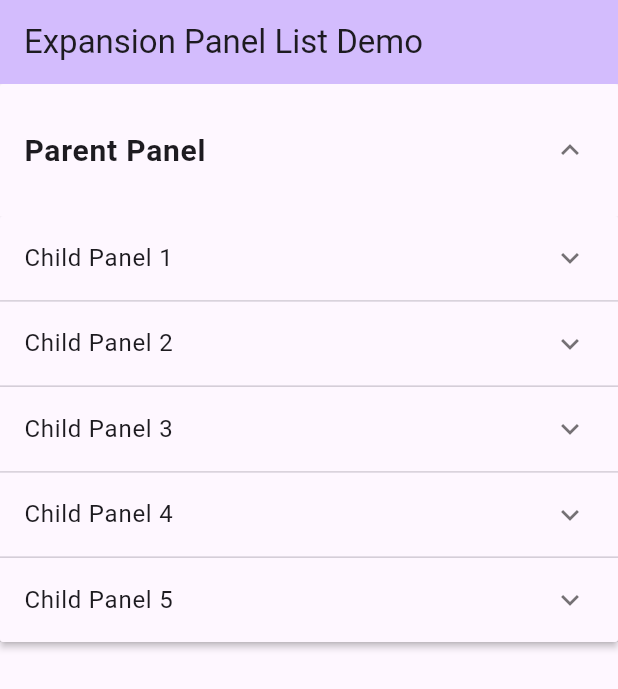
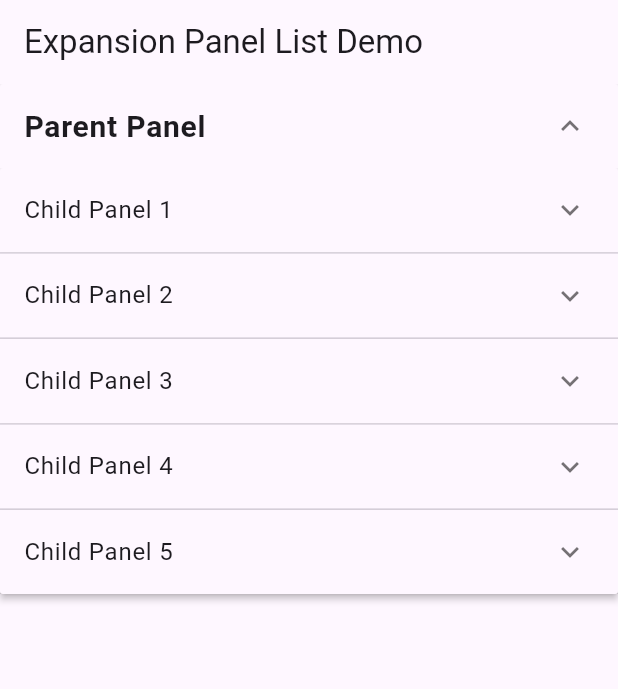
Before and after one commit to XinZhou259/Expansion-panel-list, a Flutter app: the screen it shows after launch, after a tap on the "expand more" icon, on a phone screen of 412 x 824 dp. Shown: the top 689 px of the screen. Run offline on Flutter 3.47's test engine with Material 3 defaults, Android fonts, the phone set to English and light mode, and no system bars.

```diff
--- a/lib/Screens/home_page.dart
+++ b/lib/Screens/home_page.dart
@@ -1,5 +1,6 @@
 import 'package:expansion_panel_list/data/panel_item.dart';
 import 'package:flutter/material.dart';
+import 'package:flutter/widgets.dart';
 
 class HomePage extends StatefulWidget {
   const HomePage({super.key});
@@ -10,13 +11,13 @@ class HomePage extends StatefulWidget {
 
 class _HomePageState extends State<HomePage> {
   bool _isOuterExpanded = false;
+  int _currentlyExpandedPanelIndex = -1;
   final List<Item> _data = generateItems(5);
   @override
   Widget build(BuildContext context) {
     return Scaffold(
         appBar: AppBar(
           title: const Text('Expansion Panel List Demo'),
-          backgroundColor: Theme.of(context).colorScheme.inversePrimary,
         ),
         body: SingleChildScrollView(
           child: Container(
@@ -27,9 +28,13 @@ class _HomePageState extends State<HomePage> {
 
   Widget _buildOuterPanel() {
     return ExpansionPanelList(
+      expandedHeaderPadding: EdgeInsets.zero,
       expansionCallback: (int index, bool isExpanded) {
         setState(() {
           _isOuterExpanded = isExpanded;
+          if (!isExpanded) {
+            _currentlyExpandedPanelIndex = -1;
+          }
         });
       },
       children: [
@@ -54,12 +59,16 @@ class _HomePageState extends State<HomePage> {
 
   Widget _buildInnerPanel() {
     return ExpansionPanelList(
+      expandedHeaderPadding: EdgeInsets.zero,
+      materialGapSize:0,
       expansionCallback: (int index, bool isExpanded) {
         setState(() {
-          _data[index].isExpanded = isExpanded;
+          //_data[index].isExpanded = isExpanded;
+          _currentlyExpandedPanelIndex = isExpanded ? index : -1;
         });
       },
       children: _data.map<ExpansionPanel>((Item item) {
+        int itemIndex = _data.indexOf(item);
         return ExpansionPanel(
           headerBuilder: (BuildContext context, bool isExpanded) {
             return ListTile(
@@ -76,7 +85,7 @@ class _HomePageState extends State<HomePage> {
                   _data.removeWhere((Item currentItem) => item == currentItem);
                 });
               }),
-          isExpanded: item.isExpanded,
+          isExpanded: _currentlyExpandedPanelIndex == itemIndex,
         );
       }).toList(),
     );
```
